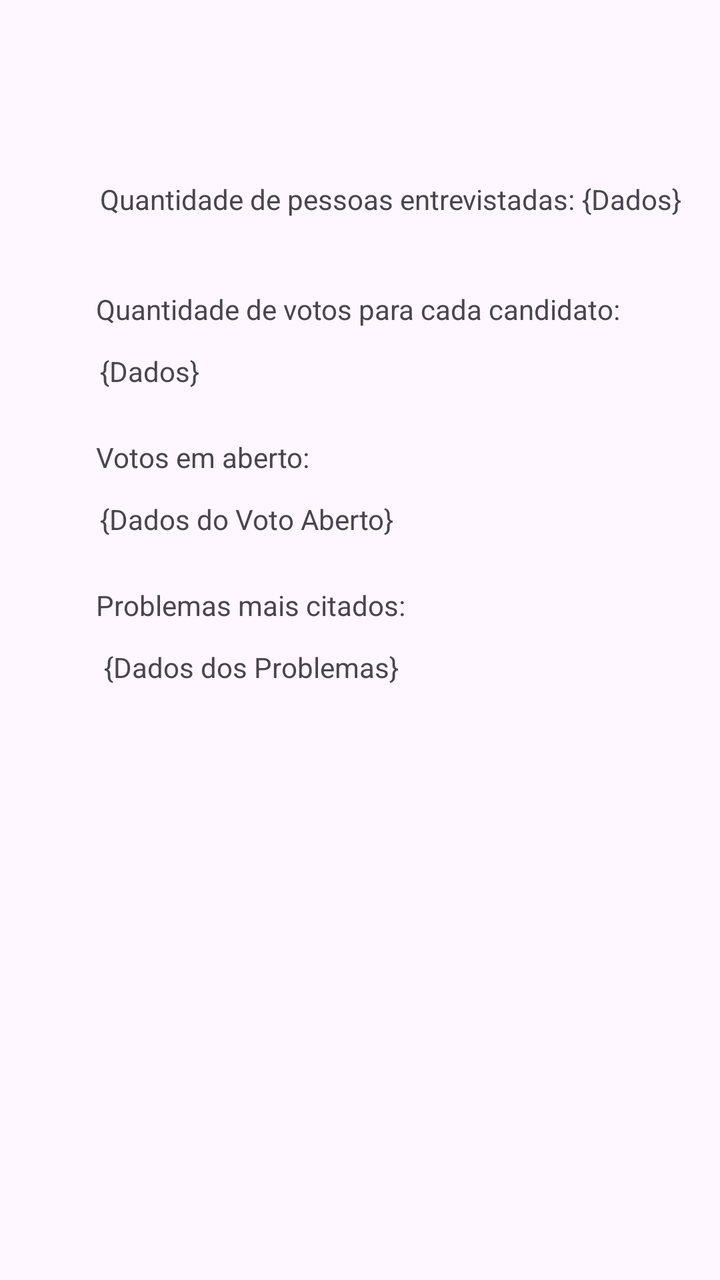
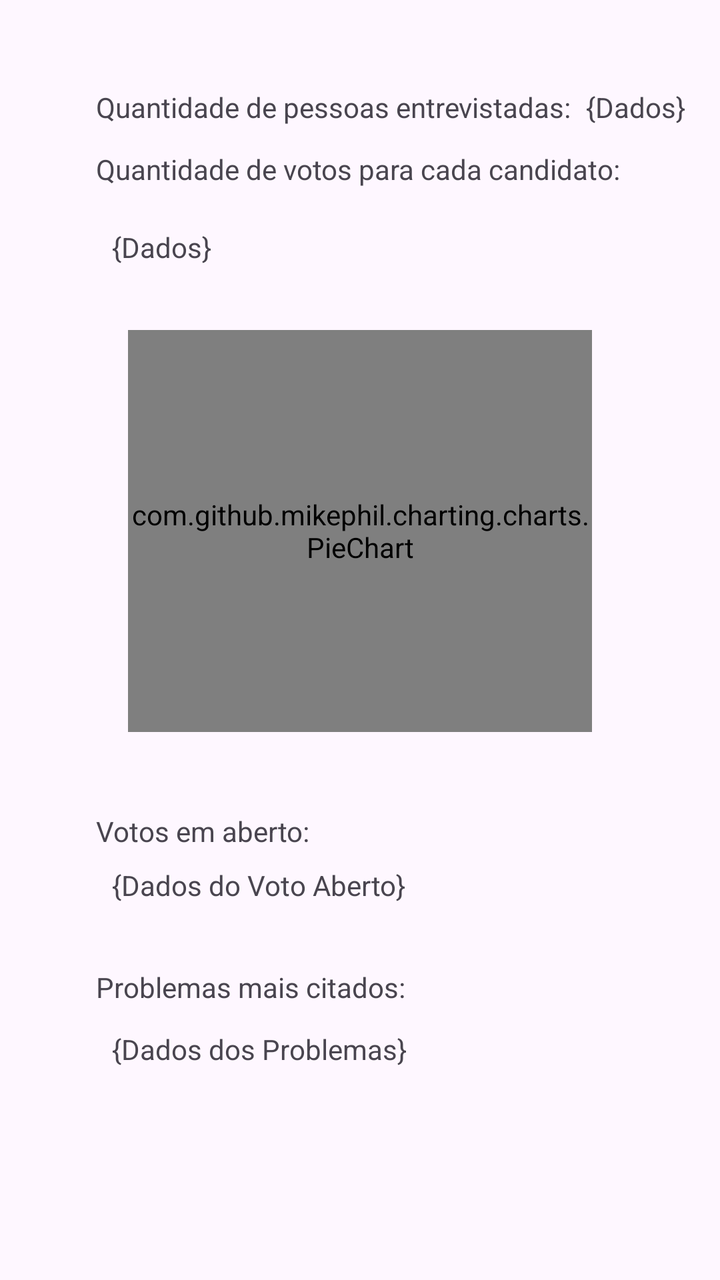

An Android layout rendered at two revisions. The XML below is the earlier revision; the diff shows what the commit changed to produce the second picture.
<!-- AndroidManifest.xml: application theme Theme.PesquisaEleitoral -->
<!-- res/layout/activity_dados.xml -->
<?xml version="1.0" encoding="utf-8"?>
<androidx.constraintlayout.widget.ConstraintLayout xmlns:android="http://schemas.android.com/apk/res/android"
    xmlns:app="http://schemas.android.com/apk/res-auto"
    xmlns:tools="http://schemas.android.com/tools"
    android:id="@+id/main"
    android:layout_width="match_parent"
    android:layout_height="match_parent"
    tools:context=".DadosActivity">

    <TextView
        android:id="@+id/textView17"
        android:layout_width="wrap_content"
        android:layout_height="wrap_content"
        android:layout_marginStart="50dp"
        android:layout_marginTop="90dp"
        android:text="Quantidade de pessoas entrevistadas: "
        app:layout_constraintStart_toStartOf="parent"
        app:layout_constraintTop_toTopOf="parent" />

    <TextView
        android:id="@+id/totalEntrevistados"
        android:layout_width="wrap_content"
        android:layout_height="wrap_content"
        android:layout_marginTop="90dp"
        android:text="{Dados}"
        app:layout_constraintStart_toEndOf="@+id/textView17"
        app:layout_constraintTop_toTopOf="parent" />

    <TextView
        android:id="@+id/textView18"
        android:layout_width="wrap_content"
        android:layout_height="wrap_content"
        android:layout_marginStart="48dp"
        android:layout_marginTop="36dp"
        android:text="Quantidade de votos para cada candidato:"
        app:layout_constraintStart_toStartOf="parent"
        app:layout_constraintTop_toBottomOf="@+id/textView17" />

    <TextView
        android:id="@+id/dadosPesquisa"
        android:layout_width="wrap_content"
        android:layout_height="wrap_content"
        android:layout_marginStart="50dp"
        android:layout_marginTop="12dp"
        android:text="{Dados}"
        app:layout_constraintStart_toStartOf="parent"
        app:layout_constraintTop_toBottomOf="@+id/textView18" />

    <TextView
        android:id="@+id/textView19"
        android:layout_width="wrap_content"
        android:layout_height="wrap_content"
        android:layout_marginStart="48dp"
        android:layout_marginTop="24dp"
        android:text="Votos em aberto:"
        app:layout_constraintStart_toStartOf="parent"
        app:layout_constraintTop_toBottomOf="@+id/dadosPesquisa" />

    <TextView
        android:id="@+id/dadosVotoAberto"
        android:layout_width="wrap_content"
        android:layout_height="wrap_content"
        android:layout_marginStart="50dp"
        android:layout_marginTop="12dp"
        android:text="{Dados do Voto Aberto}"
        app:layout_constraintStart_toStartOf="parent"
        app:layout_constraintTop_toBottomOf="@+id/textView19" />

    <TextView
        android:id="@+id/textView20"
        android:layout_width="wrap_content"
        android:layout_height="wrap_content"
        android:layout_marginStart="48dp"
        android:layout_marginTop="24dp"
        android:text="Problemas mais citados:"
        app:layout_constraintStart_toStartOf="parent"
        app:layout_constraintTop_toBottomOf="@+id/dadosVotoAberto" />

    <TextView
        android:id="@+id/dadosProblemas"
        android:layout_width="308dp"
        android:layout_height="wrap_content"
        android:layout_marginStart="52dp"
        android:layout_marginTop="12dp"
        android:text="{Dados dos Problemas}"
        app:layout_constraintStart_toStartOf="parent"
        app:layout_constraintTop_toBottomOf="@+id/textView20" />

</androidx.constraintlayout.widget.ConstraintLayout>
<!-- resources referenced by this layout -->
<resources>
  <style name="Theme.PesquisaEleitoral" parent="Base.Theme.PesquisaEleitoral" />
  <style name="Base.Theme.PesquisaEleitoral" parent="Theme.Material3.DayNight.NoActionBar">
          
          
      </style>
</resources>

<!-- the commit's change to res/layout/activity_dados.xml (unified diff, before → after) -->
@@ -7,12 +7,41 @@
     android:layout_height="match_parent"
     tools:context=".DadosActivity">
 
+    <com.github.mikephil.charting.charts.PieChart
+        android:id="@+id/graficoVotos"
+        android:layout_width="232dp"
+        android:layout_height="201dp"
+        android:layout_marginTop="32dp"
+        app:layout_constraintStart_toStartOf="parent"
+        app:layout_constraintEnd_toEndOf="parent"
+        app:layout_constraintTop_toBottomOf="@+id/dadosPesquisa" />
+
+    <TextView
+        android:id="@+id/dadosProblemas"
+        android:layout_width="308dp"
+        android:layout_height="wrap_content"
+        android:layout_marginStart="56dp"
+        android:layout_marginTop="12dp"
+        android:text="{Dados dos Problemas}"
+        app:layout_constraintStart_toStartOf="parent"
+        app:layout_constraintTop_toBottomOf="@+id/textView20" />
+
+    <TextView
+        android:id="@+id/textView18"
+        android:layout_width="wrap_content"
+        android:layout_height="wrap_content"
+        android:layout_marginStart="48dp"
+        android:layout_marginTop="12dp"
+        android:text="Quantidade de votos para cada candidato:"
+        app:layout_constraintStart_toStartOf="parent"
+        app:layout_constraintTop_toBottomOf="@+id/textView17" />
+
     <TextView
         android:id="@+id/textView17"
         android:layout_width="wrap_content"
         android:layout_height="wrap_content"
-        android:layout_marginStart="50dp"
-        android:layout_marginTop="90dp"
+        android:layout_marginStart="48dp"
+        android:layout_marginTop="44dp"
         android:text="Quantidade de pessoas entrevistadas: "
         app:layout_constraintStart_toStartOf="parent"
         app:layout_constraintTop_toTopOf="parent" />
@@ -21,69 +50,50 @@
         android:id="@+id/totalEntrevistados"
         android:layout_width="wrap_content"
         android:layout_height="wrap_content"
-        android:layout_marginTop="90dp"
+        android:layout_marginStart="4dp"
+        android:layout_marginTop="44dp"
         android:text="{Dados}"
         app:layout_constraintStart_toEndOf="@+id/textView17"
         app:layout_constraintTop_toTopOf="parent" />
 
     <TextView
-        android:id="@+id/textView18"
+        android:id="@+id/textView20"
         android:layout_width="wrap_content"
         android:layout_height="wrap_content"
         android:layout_marginStart="48dp"
-        android:layout_marginTop="36dp"
-        android:text="Quantidade de votos para cada candidato:"
+        android:layout_marginTop="32dp"
+        android:text="Problemas mais citados:"
         app:layout_constraintStart_toStartOf="parent"
-        app:layout_constraintTop_toBottomOf="@+id/textView17" />
-
-    <TextView
-        android:id="@+id/dadosPesquisa"
-        android:layout_width="wrap_content"
-        android:layout_height="wrap_content"
-        android:layout_marginStart="50dp"
-        android:layout_marginTop="12dp"
-        android:text="{Dados}"
-        app:layout_constraintStart_toStartOf="parent"
-        app:layout_constraintTop_toBottomOf="@+id/textView18" />
+        app:layout_constraintTop_toBottomOf="@+id/dadosVotoAberto" />
 
     <TextView
         android:id="@+id/textView19"
         android:layout_width="wrap_content"
         android:layout_height="wrap_content"
         android:layout_marginStart="48dp"
-        android:layout_marginTop="24dp"
+        android:layout_marginTop="40dp"
         android:text="Votos em aberto:"
         app:layout_constraintStart_toStartOf="parent"
-        app:layout_constraintTop_toBottomOf="@+id/dadosPesquisa" />
+        app:layout_constraintTop_toBottomOf="@+id/graficoVotos" />
+
+    <TextView
+        android:id="@+id/dadosPesquisa"
+        android:layout_width="wrap_content"
+        android:layout_height="wrap_content"
+        android:layout_marginStart="56dp"
+        android:layout_marginTop="20dp"
+        android:text="{Dados}"
+        app:layout_constraintStart_toStartOf="parent"
+        app:layout_constraintTop_toBottomOf="@+id/textView18" />
 
     <TextView
         android:id="@+id/dadosVotoAberto"
         android:layout_width="wrap_content"
         android:layout_height="wrap_content"
-        android:layout_marginStart="50dp"
-        android:layout_marginTop="12dp"
+        android:layout_marginStart="56dp"
+        android:layout_marginTop="8dp"
         android:text="{Dados do Voto Aberto}"
         app:layout_constraintStart_toStartOf="parent"
         app:layout_constraintTop_toBottomOf="@+id/textView19" />
 
-    <TextView
-        android:id="@+id/textView20"
-        android:layout_width="wrap_content"
-        android:layout_height="wrap_content"
-        android:layout_marginStart="48dp"
-        android:layout_marginTop="24dp"
-        android:text="Problemas mais citados:"
-        app:layout_constraintStart_toStartOf="parent"
-        app:layout_constraintTop_toBottomOf="@+id/dadosVotoAberto" />
-
-    <TextView
-        android:id="@+id/dadosProblemas"
-        android:layout_width="308dp"
-        android:layout_height="wrap_content"
-        android:layout_marginStart="52dp"
-        android:layout_marginTop="12dp"
-        android:text="{Dados dos Problemas}"
-        app:layout_constraintStart_toStartOf="parent"
-        app:layout_constraintTop_toBottomOf="@+id/textView20" />
-
 </androidx.constraintlayout.widget.ConstraintLayout>
